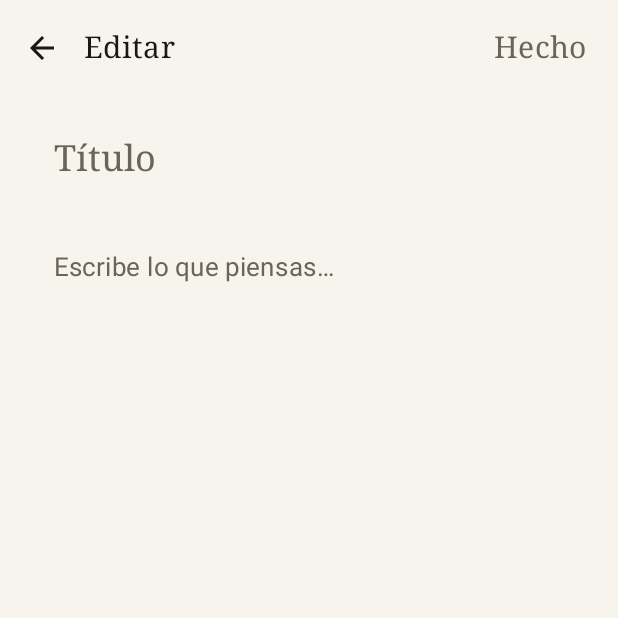
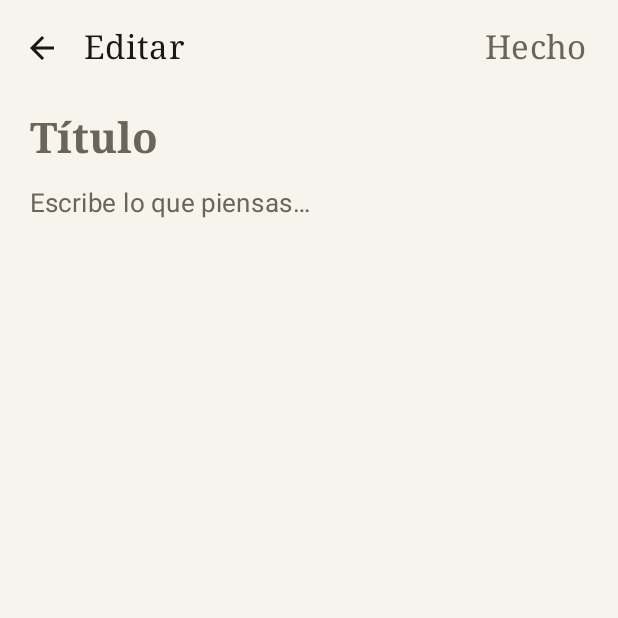
Before and after one commit to wandersepulveda2013/ordia-android, an Android app built with Jetpack Compose: the composable NotepadApp shown on its own in the app's theme, after a tap on "Nueva nota", on a phone screen of 412 x 824 dp, the top half of it. Run offline under Robolectric (Android 15) with nearby library versions, the phone set to English and light mode, and no system bars; our stand-ins replace Room's generated code.

Commit message:
feat(design): implement wave 1 foundation and design system
- Add `PaperColors.kt` with a monochromatic base and semantic colors.
- Update typography in `Theme.kt` for a denser, serif-based hierarchy.
- Create `OrdiaDesignSystem.kt` with foundational UI components (`OrdiaCard`, `OrdiaInput`, `OrdiaIconButton`, `OrdiaButton`).
- Refactor `NotesListScreen` to use `OrdiaCard` and `OrdiaIconButton`.
- Refactor `NoteEditorScreen` to use `OrdiaInput` and implement `FocusRequester` for frictionless creation.
- Update tracking files (`CURRENT_STATE.md`, `RUN_LOG.md`) to reflect the completion of Wave 1.

Co-authored-by: wandersepulveda2013 <308435692+wandersepulveda2013@users.noreply.github.com>

```diff
--- /dev/null
+++ b/app/src/main/java/com/ordia/app/ui/components/OrdiaDesignSystem.kt
@@ -0,0 +1,113 @@
+package com.ordia.app.ui.components
+
+import androidx.compose.foundation.background
+import androidx.compose.foundation.border
+import androidx.compose.foundation.layout.Box
+import androidx.compose.foundation.layout.padding
+import androidx.compose.foundation.layout.size
+import androidx.compose.foundation.shape.RoundedCornerShape
+import androidx.compose.foundation.text.BasicTextField
+import androidx.compose.material3.Button
+import androidx.compose.material3.ButtonDefaults
+import androidx.compose.material3.Icon
+import androidx.compose.material3.IconButton
+import androidx.compose.material3.LocalContentColor
+import androidx.compose.material3.LocalTextStyle
+import androidx.compose.material3.MaterialTheme
+import androidx.compose.material3.Surface
+import androidx.compose.material3.Text
+import androidx.compose.runtime.Composable
+import androidx.compose.ui.Alignment
+import androidx.compose.ui.Modifier
+import androidx.compose.ui.graphics.Color
+import androidx.compose.ui.graphics.SolidColor
+import androidx.compose.ui.graphics.vector.ImageVector
+import androidx.compose.ui.text.TextStyle
+import androidx.compose.ui.unit.dp
+import com.ordia.app.ui.theme.OrdiaBlack
+import com.ordia.app.ui.theme.OrdiaLightGray
+import com.ordia.app.ui.theme.OrdiaWhite
+
+@Composable
+fun OrdiaCard(
+    modifier: Modifier = Modifier,
+    content: @Composable () -> Unit
+) {
+    Surface(
+        modifier = modifier,
+        shape = RoundedCornerShape(12.dp),
+        shadowElevation = 0.dp,
+        border = androidx.compose.foundation.BorderStroke(1.dp, OrdiaLightGray),
+        color = MaterialTheme.colorScheme.surface
+    ) {
+        content()
+    }
+}
+
+@Composable
+fun OrdiaInput(
+    value: String,
+    onValueChange: (String) -> Unit,
+    modifier: Modifier = Modifier,
+    textStyle: TextStyle = MaterialTheme.typography.bodyLarge,
+    placeholder: @Composable (() -> Unit)? = null,
+) {
+    BasicTextField(
+        value = value,
+        onValueChange = onValueChange,
+        modifier = modifier,
+        textStyle = textStyle.copy(color = MaterialTheme.colorScheme.onBackground),
+        cursorBrush = SolidColor(MaterialTheme.colorScheme.primary),
+        decorationBox = { innerTextField ->
+            Box(
+                modifier = Modifier,
+                contentAlignment = Alignment.TopStart
+            ) {
+                if (value.isEmpty() && placeholder != null) {
+                    placeholder()
+                }
+                innerTextField()
+            }
+        }
+    )
+}
+
+@Composable
+fun OrdiaIconButton(
+    icon: ImageVector,
+    contentDescription: String?,
+    onClick: () -> Unit,
+    modifier: Modifier = Modifier,
+    tint: Color = LocalContentColor.current
+) {
+    IconButton(
+        onClick = onClick,
+        modifier = modifier.size(48.dp) // Ensures a 48dp minimum touch target
+    ) {
+        Icon(
+            imageVector = icon,
+            contentDescription = contentDescription,
+            modifier = Modifier.size(24.dp), // Standard icon size
+            tint = tint
+        )
+    }
+}
+
+@Composable
+fun OrdiaButton(
+    text: String,
+    onClick: () -> Unit,
+    modifier: Modifier = Modifier
+) {
+    Button(
+        onClick = onClick,
+        modifier = modifier,
+        shape = RoundedCornerShape(8.dp),
+        colors = ButtonDefaults.buttonColors(
+            containerColor = OrdiaBlack,
+            contentColor = OrdiaWhite
+        )
+    ) {
+        Text(text = text, style = MaterialTheme.typography.labelLarge)
+    }
+}
--- a/app/src/main/java/com/ordia/app/ui/screens/NoteEditorScreen.kt
+++ b/app/src/main/java/com/ordia/app/ui/screens/NoteEditorScreen.kt
@@ -28,8 +28,11 @@ import androidx.compose.runtime.remember
 import androidx.compose.runtime.saveable.rememberSaveable
 import androidx.compose.runtime.setValue
 import androidx.compose.ui.Modifier
+import androidx.compose.ui.focus.FocusRequester
+import androidx.compose.ui.focus.focusRequester
 import androidx.compose.ui.unit.dp
 import com.ordia.app.data.NoteEntity
+import com.ordia.app.ui.components.OrdiaInput
 
 @OptIn(ExperimentalMaterial3Api::class)
 @Composable
@@ -41,7 +44,12 @@ fun NoteEditorScreen(
     var title by rememberSaveable { mutableStateOf(note?.title.orEmpty()) }
     var content by rememberSaveable { mutableStateOf(note?.content.orEmpty()) }
 
+    val focusRequester = remember { FocusRequester() }
+
     LaunchedEffect(note?.id) {
+        if (note == null) {
+            focusRequester.requestFocus()
+        }
         if (note != null) {
             title = note.title
             content = note.content
@@ -86,30 +94,20 @@ fun NoteEditorScreen(
                 .padding(horizontal = 20.dp, vertical = 12.dp),
             verticalArrangement = Arrangement.spacedBy(12.dp),
         ) {
-            TextField(
+            OrdiaInput(
                 value = title,
                 onValueChange = { title = it },
-                placeholder = { Text("Título", style = MaterialTheme.typography.titleLarge) },
+                placeholder = { Text("Título", style = MaterialTheme.typography.titleLarge, color = MaterialTheme.colorScheme.onSurfaceVariant) },
                 textStyle = MaterialTheme.typography.titleLarge,
                 modifier = Modifier.fillMaxWidth(),
-                colors = bareFieldColors(),
             )
-            TextField(
+            OrdiaInput(
                 value = content,
                 onValueChange = { content = it },
-                placeholder = { Text("Escribe lo que piensas…", style = MaterialTheme.typography.bodyLarge) },
+                placeholder = { Text("Escribe lo que piensas…", style = MaterialTheme.typography.bodyLarge, color = MaterialTheme.colorScheme.onSurfaceVariant) },
                 textStyle = MaterialTheme.typography.bodyLarge,
-                modifier = Modifier.fillMaxWidth(),
-                colors = bareFieldColors(),
+                modifier = Modifier.fillMaxWidth().focusRequester(focusRequester),
             )
         }
     }
 }
-
-@Composable
-private fun bareFieldColors() = TextFieldDefaults.colors(
-    focusedContainerColor = androidx.compose.ui.graphics.Color.Transparent,
-    unfocusedContainerColor = androidx.compose.ui.graphics.Color.Transparent,
-    focusedIndicatorColor = androidx.compose.ui.graphics.Color.Transparent,
-    unfocusedIndicatorColor = androidx.compose.ui.graphics.Color.Transparent,
-)
--- a/app/src/main/java/com/ordia/app/ui/screens/NotesListScreen.kt
+++ b/app/src/main/java/com/ordia/app/ui/screens/NotesListScreen.kt
@@ -11,6 +11,8 @@ import androidx.compose.foundation.layout.padding
 import androidx.compose.foundation.layout.size
 import androidx.compose.foundation.lazy.LazyColumn
 import androidx.compose.foundation.lazy.items
+import androidx.compose.foundation.layout.Spacer
+import androidx.compose.foundation.layout.height
 import androidx.compose.material.icons.Icons
 import androidx.compose.material.icons.outlined.Add
 import androidx.compose.material.icons.outlined.MoreVert
@@ -28,6 +30,8 @@ import androidx.compose.material3.Text
 import androidx.compose.material3.TopAppBar
 import androidx.compose.material3.TopAppBarDefaults
 import androidx.compose.runtime.Composable
+import com.ordia.app.ui.components.OrdiaCard
+import com.ordia.app.ui.components.OrdiaIconButton
 import androidx.compose.runtime.getValue
 import androidx.compose.runtime.mutableStateOf
 import androidx.compose.runtime.remember
@@ -72,12 +76,15 @@ fun NotesListScreen(
             EmptyState(padding)
         } else {
             LazyColumn(
-                modifier = Modifier.fillMaxSize().padding(padding),
-                contentPadding = PaddingValues(vertical = 8.dp),
+                modifier = Modifier.fillMaxSize().padding(padding).padding(horizontal = 16.dp),
+                contentPadding = PaddingValues(vertical = 16.dp),
             ) {
                 items(notes, key = { it.id }) { note ->
-                    NoteRow(note, onOpenNote, onTogglePin, onDeleteNote)
-                    HorizontalDivider(color = MaterialTheme.colorScheme.outline.copy(alpha = 0.4f))
+                    OrdiaCard(
+                        modifier = Modifier.fillMaxWidth().padding(bottom = 12.dp)
+                    ) {
+                        NoteRow(note, onOpenNote, onTogglePin, onDeleteNote)
+                    }
                 }
             }
         }
@@ -162,9 +169,11 @@ private fun NoteRow(
             )
         }
         Box {
-            IconButton(onClick = { menuOpen = true }) {
-                Icon(Icons.Outlined.MoreVert, contentDescription = "Más")
-            }
+            OrdiaIconButton(
+                icon = Icons.Outlined.MoreVert,
+                contentDescription = "Más",
+                onClick = { menuOpen = true }
+            )
             DropdownMenu(expanded = menuOpen, onDismissRequest = { menuOpen = false }) {
                 DropdownMenuItem(
                     text = { Text(if (note.pinned) "Desfijar" else "Fijar") },
--- a/app/src/main/java/com/ordia/app/ui/theme/Theme.kt
+++ b/app/src/main/java/com/ordia/app/ui/theme/Theme.kt
@@ -50,9 +50,10 @@ fun NotepadTheme(
     val type = Typography(
         bodyLarge = base.bodyLarge.copy(fontSize = 17.sp, lineHeight = 28.sp),
         bodyMedium = base.bodyMedium.copy(fontSize = 16.sp, lineHeight = 26.sp),
-        titleLarge = base.titleLarge.copy(fontFamily = FontFamily.Serif, fontSize = 24.sp),
-        titleMedium = base.titleMedium.copy(fontFamily = FontFamily.Serif, fontSize = 20.sp),
+        titleLarge = base.titleLarge.copy(fontFamily = FontFamily.Serif, fontSize = 28.sp, fontWeight = androidx.compose.ui.text.font.FontWeight.Bold),
+        titleMedium = base.titleMedium.copy(fontFamily = FontFamily.Serif, fontSize = 22.sp),
         titleSmall = base.titleSmall.copy(fontFamily = FontFamily.Serif),
+        labelMedium = base.labelMedium.copy(fontSize = 12.sp),
         labelSmall = base.labelSmall.copy(fontSize = 11.sp),
     )
     MaterialTheme(
```
Also changed, not shown: app/src/main/java/com/ordia/app/ui/theme/PaperColors.kt (+11 -0 lines), 2 other files.
